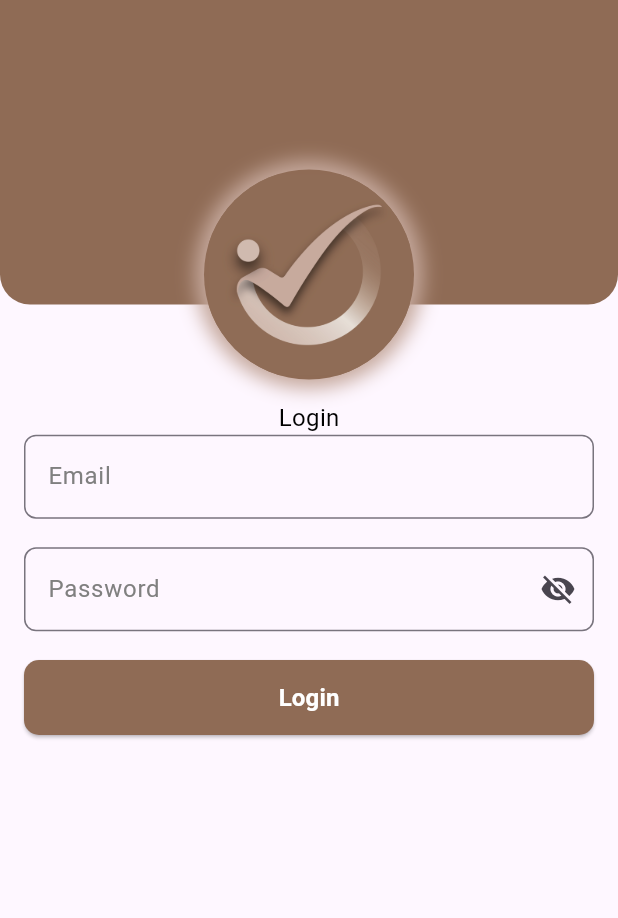
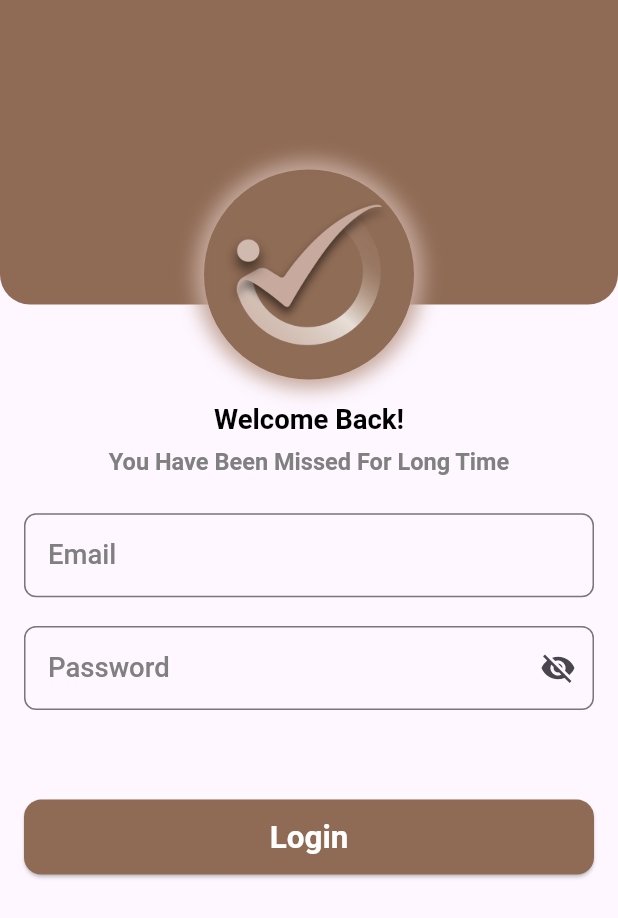
Before and after one commit to drax6055/flutter_template, a Flutter app: the screen it shows after launch, on a phone screen of 412 x 824 dp. Shown: the top 918 px of the screen. Run offline on Flutter 3.47's test engine with Material 3 defaults, Android fonts, the phone set to English and light mode, and no system bars; our stand-ins replace dio, flutter_screenutil, flutter_secure_storage, get, pretty_dio_logger, shared_preferences.

```diff
--- a/lib/commen_items/sharePrafrence.dart
+++ b/lib/commen_items/sharePrafrence.dart
@@ -54,7 +54,7 @@ class SharedPreferenceManager {
   Future<String?> getToken() async {
     var user = await getUser();
     if (user != null) {
-      return user.accessToken;
+      return user.token;
     } else {
       return "";
     }
--- a/lib/network/model/login_model.dart
+++ b/lib/network/model/login_model.dart
@@ -1,48 +1,57 @@
 class Login {
-  String? accessToken;
-  String? refreshToken;
-  int? id;
-  String? username;
-  String? email;
-  String? firstName;
-  String? lastName;
-  String? gender;
-  String? image;
+  String? token;
+  User? user;
 
-  Login(
-      {this.accessToken,
-      this.refreshToken,
-      this.id,
-      this.username,
-      this.email,
-      this.firstName,
-      this.lastName,
-      this.gender,
-      this.image});
+  Login({this.token, this.user});
 
   Login.fromJson(Map<String, dynamic> json) {
-    accessToken = json['accessToken'];
-    refreshToken = json['refreshToken'];
-    id = json['id'];
-    username = json['username'];
-    email = json['email'];
-    firstName = json['firstName'];
-    lastName = json['lastName'];
-    gender = json['gender'];
-    image = json['image'];
+    token = json['token'];
+    user = json['user'] != null ? new User.fromJson(json['user']) : null;
   }
 
   Map<String, dynamic> toJson() {
     final Map<String, dynamic> data = new Map<String, dynamic>();
-    data['accessToken'] = this.accessToken;
-    data['refreshToken'] = this.refreshToken;
-    data['id'] = this.id;
-    data['username'] = this.username;
-    data['email'] = this.email;
-    data['firstName'] = this.firstName;
-    data['lastName'] = this.lastName;
-    data['gender'] = this.gender;
-    data['image'] = this.image;
+    data['token'] = this.token;
+    if (this.user != null) {
+      data['user'] = this.user!.toJson();
+    }
     return data;
   }
 }
+
+class User {
+  int? id;
+  String? name;
+  String? email;
+  Null? emailVerifiedAt;
+  String? createdAt;
+  String? updatedAt;
+
+  User(
+      {this.id,
+      this.name,
+      this.email,
+      this.emailVerifiedAt,
+      this.createdAt,
+      this.updatedAt});
+
+  User.fromJson(Map<String, dynamic> json) {
+    id = json['id'];
+    name = json['name'];
+    email = json['email'];
+    emailVerifiedAt = json['email_verified_at'];
+    createdAt = json['created_at'];
+    updatedAt = json['updated_at'];
+  }
+
+  Map<String, dynamic> toJson() {
+    final Map<String, dynamic> data = new Map<String, dynamic>();
+    data['id'] = this.id;
+    data['name'] = this.name;
+    data['email'] = this.email;
+    data['email_verified_at'] = this.emailVerifiedAt;
+    data['created_at'] = this.createdAt;
+    data['updated_at'] = this.updatedAt;
+    return data;
+  }
+}
--- a/lib/network/network_const.dart
+++ b/lib/network/network_const.dart
@@ -1,5 +1,5 @@
 class Apis {
-  static const baseUrl = 'https://dummyjson.com/auth/';
+  static const baseUrl = 'http://192.168.1.7:80/api/';
 }
 
 class Endpoints {
--- a/lib/ui/auth/login_controller.dart
+++ b/lib/ui/auth/login_controller.dart
@@ -22,8 +22,8 @@ class LoginController extends GetxController {
     final dioClient = DioClient();
 
     Map<String, dynamic> loginData = {
-      'username': emailController.text, // 'emilys',
-      'password': passController.text, // 'emilyspass'
+      'email': emailController.text,
+      'password': passController.text,
     };
 
     try {
@@ -34,7 +34,7 @@ class LoginController extends GetxController {
       );
 
       await _prefs.setUser(loginResponse);
-      await _prefs.saveAccessToken(loginResponse.accessToken!);
+      await _prefs.saveAccessToken(loginResponse.token!);
       Get.offNamed(Routes.dashboardScreen);
     } catch (e) {
       Get.snackbar(
--- a/lib/ui/auth/login_screen.dart
+++ b/lib/ui/auth/login_screen.dart
@@ -32,7 +32,7 @@ class LoginScreen extends StatelessWidget {
   Widget InputTxtfield_Email() {
     return CustomTextFormField(
       controller: getController.emailController,
-      hintText: 'Enter your Email',
+      // hintText: 'Enter your Email',
       labelText: 'Email',
       // prefixIcon: Icons.email,
       keyboardType: TextInputType.emailAddress,
@@ -42,7 +42,7 @@ class LoginScreen extends StatelessWidget {
   Widget InputTxtfield_Pass() {
     return Obx(() => CustomTextFormField(
           controller: getController.passController,
-          hintText: 'Enter your Password',
+          // hintText: 'Enter your Password',
           labelText: 'Password',
           // prefixIcon: Icons.password,
           obscureText: !getController.showPass.value,
@@ -114,12 +114,19 @@ Widget login_screen_header() {
       child: Column(
         children: [
           CustomTextWidget(
-           text: 'Login'
+           text: 'Welcome Back!',
+            textStyle: CustomTextStyles.textFontSemiBold(size: 14.sp),
           ),
+           SizedBox(height: 3.h),
+           CustomTextWidget(
+           text: 'You Have Been Missed For Long Time',
+            textStyle: CustomTextStyles.textFontSemiBold(size: 12.sp,color: grey),
+          ),
+            SizedBox(height: 20.h),
           InputTxtfield_Email(),
           SizedBox(height: 16.h),
           InputTxtfield_Pass(),
-          SizedBox(height: 16.h),
+          SizedBox(height: 50.h),
           Btn_Login(),
         ],
       ),
--- a/lib/utils/custom_text_styles.dart
+++ b/lib/utils/custom_text_styles.dart
@@ -1,26 +1,79 @@
 import 'package:flutter/material.dart';
-import 'colors.dart';
+import 'package:flutter_screenutil/flutter_screenutil.dart';
+import 'package:flutter_template/utils/colors.dart';
 
-class CustomTextStyles {
-  static const TextStyle heading1 = TextStyle(
-    fontSize: 24.0,
-    fontWeight: FontWeight.bold,
-    color: primaryColor,
-  );
 
-  static const TextStyle heading2 = TextStyle(
-    fontSize: 20.0,
-    fontWeight: FontWeight.bold,
-    color: primaryColor,
-  );
+abstract class CustomTextStyles {
+  static TextStyle textFontSemiBold(
+      {Color color = black,
+      required double size,
+      double letterSpacing = 0}) {
+    return TextStyle(
+        color: color,
+        fontSize: size.sp,
+        //  height: 1,
+        letterSpacing: letterSpacing,
+        // fontFamily: AppConstants.fontFamilyGilroy,
+        fontWeight: FontWeight.w600);
+  }
 
-  static const TextStyle bodyText = TextStyle(
-    fontSize: 16.0,
-    color: grey,
-  );
+  static TextStyle textFontBold(
+      {Color color = black,
+      required double size,
+      double letterSpacing = 0}) {
+    return TextStyle(
+        color: color,
+        fontSize: size.sp,
+        //  height: 1,
+        letterSpacing: letterSpacing,
+        // fontFamily: AppConstants.fontFamilyGilroy,
+        fontWeight: FontWeight.w700);
+  }
 
-  static const TextStyle caption = TextStyle(
-    fontSize: 12.0,
-    color: grey,
-  );
+  static TextStyle textFontMedium(
+      {Color color = black,
+      required double size,
+      double letterSpacing = 0,
+      }) {
+    return TextStyle(
+        color: color,
+        fontSize: size.sp,
+        //  height: 1,
+        letterSpacing: letterSpacing,
+        // fontFamily: AppConstants.fontFamilyGilroy,
+        fontWeight: FontWeight.w500);
+  }
+
+  static TextStyle textFontRegular(
+      {Color color = black,
+      required double size,
+      weight = FontWeight.w400,
+      double height = 1.4,
+      double letterSpacing = 0}) {
+    return TextStyle(
+        color: color,
+        fontSize: size.sp,
+        height: height,
+        letterSpacing: letterSpacing,
+        // fontFamily: AppConstants.fontFamilyGilroy,
+        fontWeight: weight);
+  }
+
+
+  static TextStyle textFontRegularOverFlow(
+      {Color color = black,
+        required double size,
+        weight = FontWeight.w400,
+        double height = 1.4,
+        double letterSpacing = 0}) {
+    return TextStyle(
+        color: color,
+        fontSize: size.sp,
+        height: height,
+        letterSpacing: letterSpacing,
+        overflow: TextOverflow.ellipsis,
+        // fontFamily: AppConstants.fontFamilyGilroy,
+        fontWeight: weight);
+  }
+
 }
--- a/lib/wiget/Custome_button.dart
+++ b/lib/wiget/Custome_button.dart
@@ -1,5 +1,7 @@
 import 'package:flutter/material.dart';
+import 'package:flutter_screenutil/flutter_screenutil.dart';
 import 'package:flutter_template/utils/colors.dart';
+import '../utils/custom_text_styles.dart';
 
 class ElevatedButtonExample extends StatelessWidget {
   final String text;
@@ -37,7 +39,7 @@ class ElevatedButtonExample extends StatelessWidget {
                 icon: icon!,
                 label: Text(
                   text,
-                  style: TextStyle(fontSize: 16, fontWeight: FontWeight.w600),
+                  style: CustomTextStyles.textFontSemiBold(size: 16.sp,color: white),
                 ),
                 style: style ?? _defaultStyle(),
               )
@@ -46,8 +48,7 @@ class ElevatedButtonExample extends StatelessWidget {
                 onLongPress: onLongPress,
                 style: style ?? _defaultStyle(),
                 child: Text(text,
-                    style:
-                        TextStyle(fontSize: 16, fontWeight: FontWeight.w600)),
+                    style: CustomTextStyles.textFontSemiBold(size: 16.sp,color: white)),
               ),
       ),
     );
@@ -58,7 +59,7 @@ class ElevatedButtonExample extends StatelessWidget {
       backgroundColor: primaryColor,
       foregroundColor: white,
       shape: RoundedRectangleBorder(
-        borderRadius: BorderRadius.circular(10),
+        borderRadius: BorderRadius.circular(10.r),
       ),
     );
   }
--- a/lib/wiget/Custome_textfield.dart
+++ b/lib/wiget/Custome_textfield.dart
@@ -1,6 +1,7 @@
 import 'dart:ui';
 
 import 'package:flutter/material.dart';
+import 'package:flutter_screenutil/flutter_screenutil.dart';
 
 import '../utils/colors.dart';
 import '../utils/custom_text_styles.dart';
@@ -14,7 +15,7 @@ class CustomTextFormField extends StatelessWidget {
   final bool obscureText;
   final TextInputType keyboardType;
   final FormFieldValidator<String>? validator;
-  final TextStyle labelStyle = CustomTextStyles.bodyText;
+  final TextStyle labelStyle = CustomTextStyles.textFontMedium(size: 14.sp);
 
   CustomTextFormField({
     Key? key,
@@ -39,7 +40,7 @@ class CustomTextFormField extends StatelessWidget {
       decoration: InputDecoration(
         hintText: hintText,
         labelText: labelText,
-        labelStyle: labelStyle,
+        labelStyle: CustomTextStyles.textFontMedium(size: 14.sp,color: grey),
         prefixIcon: prefixIcon != null ? Icon(prefixIcon) : null,
         suffixIcon: suffixIcon,
         border: const OutlineInputBorder(
--- a/lib/wiget/custome_text.dart
+++ b/lib/wiget/custome_text.dart
@@ -1,4 +1,6 @@
 import 'package:flutter/material.dart';
+import 'package:flutter_screenutil/flutter_screenutil.dart';
+import '../utils/custom_text_styles.dart';
 
 class CustomTextWidget extends StatelessWidget {
   final String text;
@@ -14,11 +16,12 @@ class CustomTextWidget extends StatelessWidget {
   @override
   Widget build(BuildContext context) {
     return Align(
-      alignment: Alignment.center,  // Default alignment can be changed
+      alignment: Alignment.center,
       child: Text(
         text,
         textAlign: textAlign,
-        style: textStyle ?? TextStyle(fontSize: 16, color: Colors.black),
+        style: textStyle ??
+            CustomTextStyles.textFontRegular(size: 16.sp),
       ),
     );
   }
--- a/pubspec.yaml
+++ b/pubspec.yaml
@@ -41,6 +41,7 @@ dependencies:
   pretty_dio_logger: ^1.4.0
   shared_preferences: ^2.5.2
   flutter_secure_storage: ^9.2.4
+  google_fonts: ^6.2.1
 
 
 
```
Also changed, not shown: pubspec.lock.
